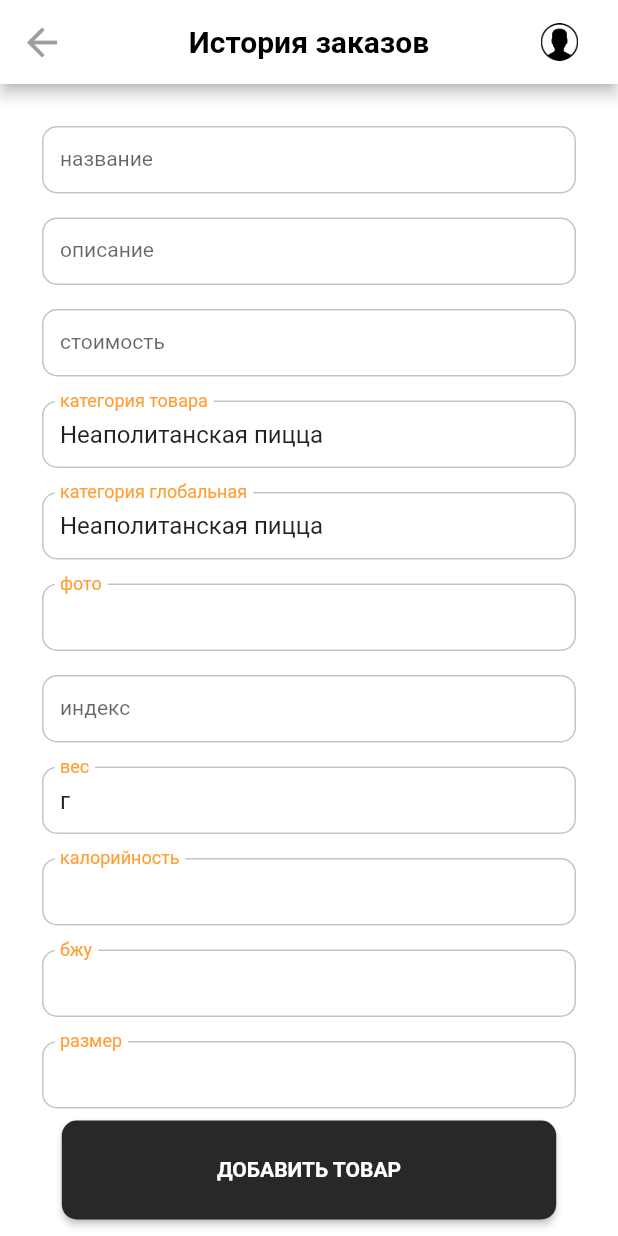
After one commit to Jardynero/pizza_dym, a Flutter app: the AddItemToBdScreen screen opened by its route, on a phone screen of 412 x 824 dp. The commit adds this screen. Run offline on Flutter 3.47's test engine with Material 2 defaults, Android fonts, the phone set to English and light mode, and no system bars; our stand-ins replace cloud_firestore, firebase_analytics, firebase_auth, firebase_core, firebase_messaging, flutter_typeahead; missing offline and left inert: app_tracking_transparency, dadata_suggestions, dart_telegram_bot, flutter_cart; accounts and stored records are empty.

Commit message:
initial commit

```diff
--- a/lib/screens/cart_screen/cart_screen.dart
+++ b/lib/screens/cart_screen/cart_screen.dart
@@ -134,9 +134,8 @@ class _CartScreenState extends State<CartScreen> {
     );
   }
 
-  Widget bottomBar(
-    double totalAmount,
-  ) {
+  Widget bottomBar(double totalAmount) {
+    var cartModel = Provider.of<CartModel>(context, listen: false);
     return SafeArea(
       child: Container(
         width: MediaQuery.of(context).size.width,
@@ -185,6 +184,7 @@ class _CartScreenState extends State<CartScreen> {
                     ),
                   ),
                   onPressed: () {
+                    cartModel.getOrderNumber();
                     Navigator.pushNamed(context, '/delivery-methode');
                   },
                 ),
--- a/lib/screens/cart_screen/select-delivery-time.dart
+++ b/lib/screens/cart_screen/select-delivery-time.dart
@@ -122,6 +122,7 @@ class _SelectDeliveryTimeScreenState extends State<SelectDeliveryTimeScreen> {
   }
 
   Widget btn() {
+    var cartModel = Provider.of<CartModel>(context, listen: false);
     return Container(
       margin:
           EdgeInsets.only(bottom: MediaQuery.of(context).size.height / 100 * 5),
@@ -137,6 +138,7 @@ class _SelectDeliveryTimeScreenState extends State<SelectDeliveryTimeScreen> {
                 _asSoonAsPossibleAvailable == false
             ? null
             : () {
+                cartModel.getDeliveryTimeType(_groupValue);
                 if (_groupValue == _asSoonAsPossible) {
                   Navigator.pushNamed(context, '/cart/payment');
                 } else if (_groupValue == _onTime) {
--- /dev/null
+++ b/lib/screens/profile/add-item.dart
@@ -0,0 +1,170 @@
+import 'package:cloud_firestore/cloud_firestore.dart';
+import 'package:flutter/material.dart';
+import 'package:pizza_dym/global_widgets/appBar.dart';
+
+class AddItemToBdScreen extends StatefulWidget {
+  AddItemToBdScreen({Key? key}) : super(key: key);
+  final _nameController = TextEditingController(text: '');
+  final _bjuController = TextEditingController(text: ' ');
+  final _vesController = TextEditingController(text: 'г');
+  final _caloriesController = TextEditingController(text: ' ');
+  final _categorieGlobalController =
+      TextEditingController(text: 'Неаполитанская пицца');
+  final _categorieItemController =
+      TextEditingController(text: 'Неаполитанская пицца');
+  final _descriptionController = TextEditingController(text: '');
+  final _indexController = TextEditingController(text: '');
+  final _sizeController = TextEditingController(text: ' ');
+  final _photoController = TextEditingController(text: ' ');
+  final _priceController = TextEditingController(text: '');
+
+  @override
+  State<AddItemToBdScreen> createState() => _AddItemToBdScreenState();
+}
+
+class _AddItemToBdScreenState extends State<AddItemToBdScreen> {
+  GlobalKey<FormState> _formKey = GlobalKey<FormState>();
+  @override
+  Widget build(BuildContext context) {
+    return GestureDetector(
+      onTap: () {
+        FocusScope.of(context).unfocus();
+      },
+      child: Scaffold(
+        appBar: MainAppBar('История заказов'),
+        body: CustomScrollView(
+          slivers: [
+            SliverFillRemaining(
+              hasScrollBody: false,
+              child: _main(),
+            )
+          ],
+        ),
+      ),
+    );
+  }
+
+  Widget _main() {
+    return Container(
+      margin: EdgeInsets.all(20.0),
+      child: Form(
+        key: _formKey,
+        child: Column(
+          children: [
+            field(widget._nameController, 'название'),
+            field(widget._descriptionController, 'описание'),
+            field(widget._priceController, 'стоимость'),
+            field(widget._categorieItemController, 'категория товара'),
+            field(widget._categorieGlobalController, 'категория глобальная'),
+            field(widget._photoController, 'фото'),
+            field(widget._indexController, 'индекс'),
+            field(widget._vesController, 'вес'),
+            field(widget._caloriesController, 'калорийность'),
+            field(widget._bjuController, 'бжу'),
+            field(widget._sizeController, 'размер'),
+            btn(context),
+          ],
+        ),
+      ),
+    );
+  }
+
+  Widget btn(context) {
+    return Container(
+      margin: EdgeInsets.only(bottom: 40),
+      child: ElevatedButton(
+        child: Text('ДОБАВИТЬ ТОВАР',
+            style: TextStyle(fontSize: 14, fontWeight: FontWeight.w600)),
+        onPressed: () {
+          if (_formKey.currentState!.validate()) {
+            addItemToBd();
+          }
+        },
+        style: ElevatedButton.styleFrom(
+          primary: Color(0xff27282A),
+          fixedSize: Size(
+            MediaQuery.of(context).size.width / 100 * 80,
+            MediaQuery.of(context).size.height / 100 * 8,
+          ),
+          shape: RoundedRectangleBorder(
+            borderRadius: BorderRadius.circular(10),
+          ),
+        ),
+      ),
+    );
+  }
+
+  Future<void> addItemToBd() {
+    CollectionReference newMenu =
+        FirebaseFirestore.instance.collection('newMenu');
+    return newMenu.doc(widget._nameController.text).set({
+      'бжу': widget._bjuController.text,
+      'вес': widget._vesController.text,
+      'доступность товара': true,
+      'калорийность': widget._caloriesController.text,
+      'категория': widget._categorieGlobalController.text,
+      'категория товара': widget._categorieItemController.text,
+      'название': widget._nameController.text,
+      'описание': widget._descriptionController.text,
+      'порядок': int.parse(widget._indexController.text),
+      'размер': widget._sizeController.text,
+      'фото': widget._photoController.text,
+      'цена': int.parse(widget._priceController.text),
+    }).then((value) {
+      setState(() {
+        widget._nameController.text = '';
+        widget._bjuController.text = ' ';
+        widget._vesController.text = 'г';
+        widget._caloriesController.text = ' ';
+        widget._descriptionController.text = '';
+        widget._indexController.text = '';
+        widget._sizeController.text = ' ';
+        widget._photoController.text = '';
+        widget._priceController.text = '';
+        widget._categorieGlobalController.text = 'Неаполитанская пицца';
+        widget._categorieItemController.text = 'Неаполитанская пицца';
+      });
+    }).catchError((error) {
+      print('Ошибка добавления товара в меню: $error');
+    });
+  }
+}
+
+Widget field(controller, label) {
+  return Padding(
+    padding: const EdgeInsets.all(8.0),
+    child: TextFormField(
+      validator: (value) {
+        if (value == null || value.isEmpty) {
+          return 'Обязательное поле!';
+        }
+      },
+      controller: controller,
+      decoration: fieldTheme(label),
+    ),
+  );
+}
+
+InputDecoration fieldTheme(label) {
+  return InputDecoration(
+    label: Text('$label'),
+    labelStyle: TextStyle(fontSize: 14),
+    isDense: true,
+    contentPadding: EdgeInsets.fromLTRB(12, 13, 12, 13),
+    floatingLabelStyle: TextStyle(
+      color: Color(0xffFF9F38),
+    ),
+    focusedBorder: OutlineInputBorder(
+      borderRadius: BorderRadius.circular(10),
+      borderSide: BorderSide(
+        color: Color(0xffFF9F38),
+      ),
+    ),
+    enabledBorder: OutlineInputBorder(
+      borderRadius: BorderRadius.circular(10),
+      borderSide: BorderSide(
+        color: Color(0xffC4C4C4),
+      ),
+    ),
+  );
+}
--- a/lib/screens/profile/main_screen.dart
+++ b/lib/screens/profile/main_screen.dart
@@ -1,5 +1,6 @@
 // Profile page
 
+import 'package:firebase_auth/firebase_auth.dart';
 import 'package:flutter/cupertino.dart';
 import 'package:flutter/material.dart';
 import 'package:pizza_dym/functions/firebase_functions.dart';
@@ -34,6 +35,7 @@ class _ProfileScreenState extends State<ProfileScreen> {
   }
 
   Widget _main() {
+    String currentUserPhoneNumber = Provider.of<FirebaseAuthInstance>(context, listen: false).auth.currentUser!.phoneNumber!;
     return SizedBox(
       height: MediaQuery.of(context).size.height / 100 * 70,
       child: ListView(
@@ -54,6 +56,8 @@ class _ProfileScreenState extends State<ProfileScreen> {
               'https://instagram.com/pizzadym'),
           menuItemUrl('Мы на Я.Картах', 'assets/icons/icons8-маркер-96.png',
               'https://yandex.ru/maps/-/CCUujWtlsA'),
+          if (currentUserPhoneNumber == '+79164164179')
+            menuItem('Добавить товар', 'assets/icons/add.png', '/profile/add-item-to-bd',)
 
         ],
       ),
```
Also changed, not shown: lib/screens/cart_screen/order_func.dart (+8 -5 lines), lib/screens/cart_screen/payment-methode_screen.dart (+8 -0 lines), lib/screens/cart_screen/pickup_screen.dart (+9 -5 lines).
